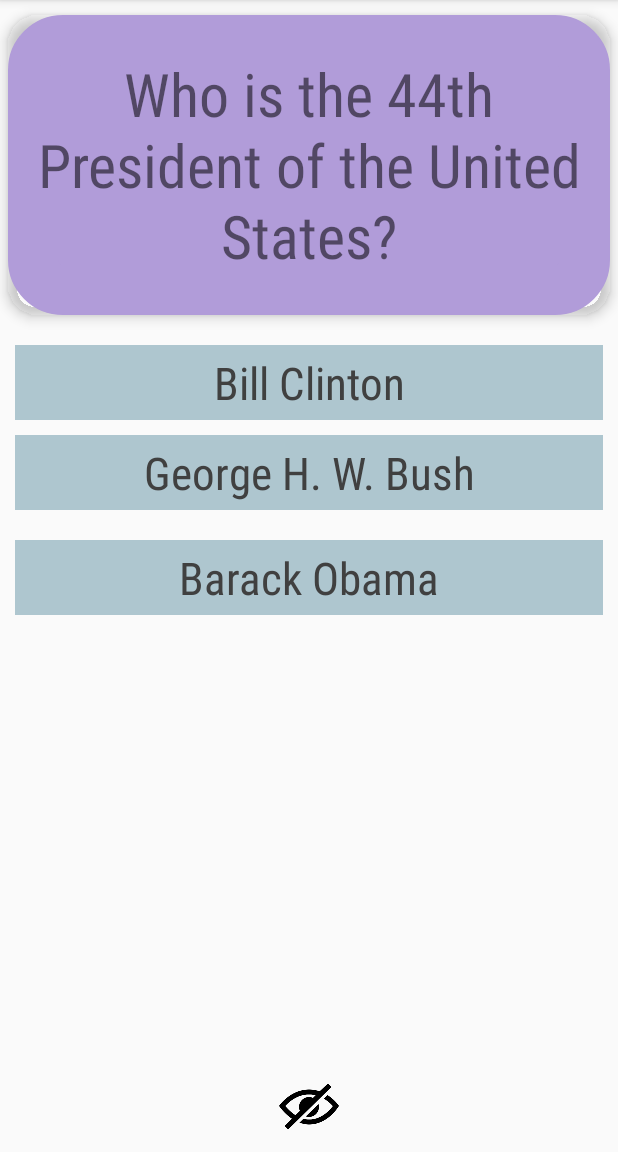
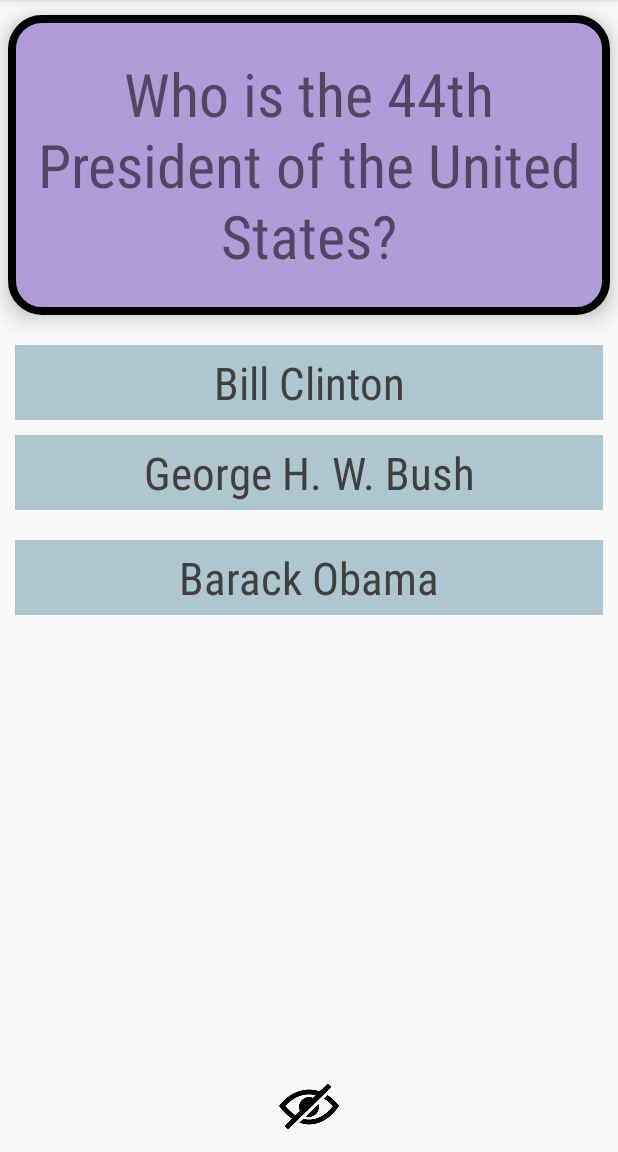
Before and after one commit to improgo-josh/Flashcard_StudyApp, an Android app: the screen it shows after launch (MainActivity), on a phone screen of 412 x 824 dp, the part 84-1236 px from its top. Run offline under Robolectric (Android 15) with nearby library versions, the phone set to English and light mode, and no system bars.

Commit message:
Removed unnecessary variables; added new drawable file for flashcard answer TextView

```diff
--- a/app/src/main/java/com/example/joshi/flashcardapp/MainActivity.java
+++ b/app/src/main/java/com/example/joshi/flashcardapp/MainActivity.java
@@ -25,7 +25,7 @@ public class MainActivity extends AppCompatActivity {
         final int red = getResources().getColor(R.color.pastel_red);
         final int blue = getResources().getColor(R.color.pastel_blue);
         final int green = getResources().getColor(R.color.pastel_green);
-        final int layoutHeight = fc_a.getHeight();
+
         fc_q.setOnClickListener(new View.OnClickListener() {
             @Override
             public void onClick(View v) {
--- a/app/src/main/res/drawable/card_background.xml
+++ b/app/src/main/res/drawable/card_background_answer.xml
@@ -1,7 +1,7 @@
 <?xml version="1.0" encoding="utf-8"?>
 <shape xmlns:android="http://schemas.android.com/apk/res/android"
     android:shape="rectangle">
-    <stroke android:color="#000000" android:width="50px" />
-    <solid android:color="#ffffff" />
+    <stroke android:color="#000000" android:width="5dp" />
+    <solid android:color="@color/pastel_yellow" />
     <corners android:radius="20dp" />
 </shape>
--- /dev/null
+++ b/app/src/main/res/drawable/card_background_question.xml
@@ -0,0 +1,7 @@
+<?xml version="1.0" encoding="utf-8"?>
+<shape xmlns:android="http://schemas.android.com/apk/res/android"
+    android:shape="rectangle">
+    <stroke android:color="#000000" android:width="5dp" />
+    <solid android:color="@color/pastel_purple" />
+    <corners android:radius="20dp" />
+</shape>
--- a/app/src/main/res/layout/activity_main.xml
+++ b/app/src/main/res/layout/activity_main.xml
@@ -16,11 +16,11 @@
         android:text="Who is the 44th President of the United States?"
         android:textSize="40sp"
         android:fontFamily="sans-serif-condensed"
-        android:background="@drawable/card_background"
-        android:elevation="5dp"
+        android:background="@drawable/card_background_question"
+        android:elevation="10dp"
         android:layout_marginVertical="10dp"
         android:layout_marginHorizontal="5dp"
-        android:backgroundTint="@color/pastel_purple"/>
+        />
     <TextView
         android:id="@+id/flashcard_answer"
         android:layout_width="match_parent"
@@ -29,11 +29,10 @@
         android:text="Barack Obama"
         android:textSize="40sp"
         android:visibility="gone"
-        android:background="@drawable/card_background"
-        android:elevation="5dp"
+        android:background="@drawable/card_background_answer"
+        android:elevation="10dp"
         android:layout_marginVertical="10dp"
-        android:layout_marginHorizontal="10dp"
-        android:backgroundTint="@color/pastel_yellow"/>
+        android:layout_marginHorizontal="10dp"/>
 
     <ImageView
         android:id="@+id/toggle_choices_visibility"
```
